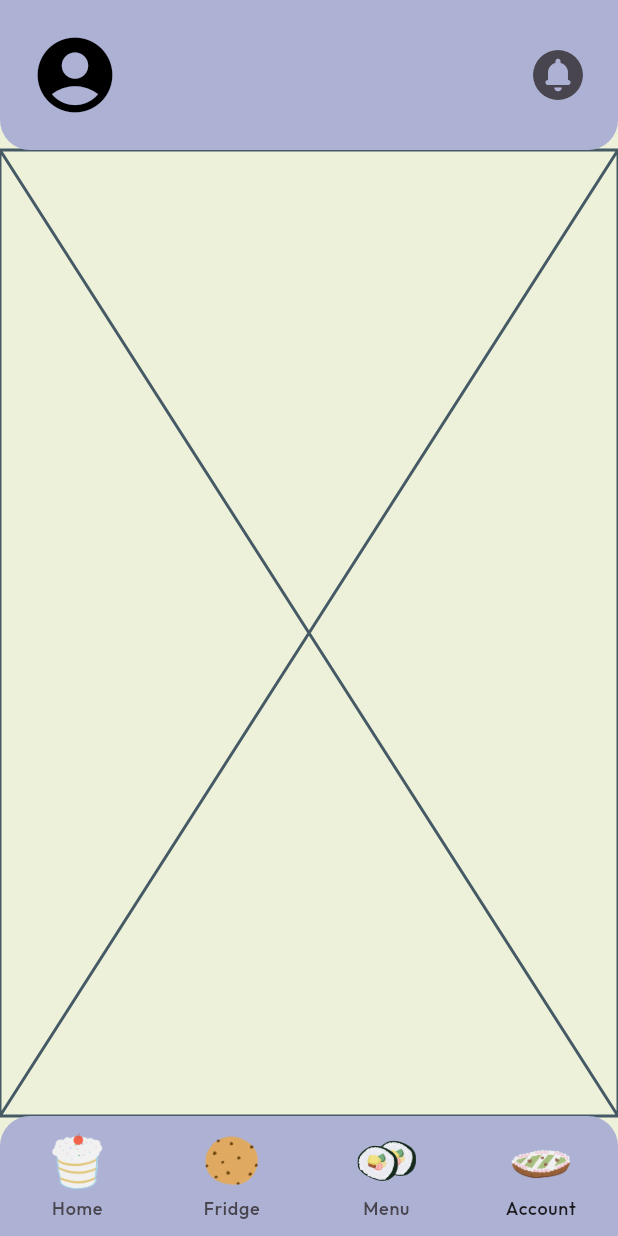
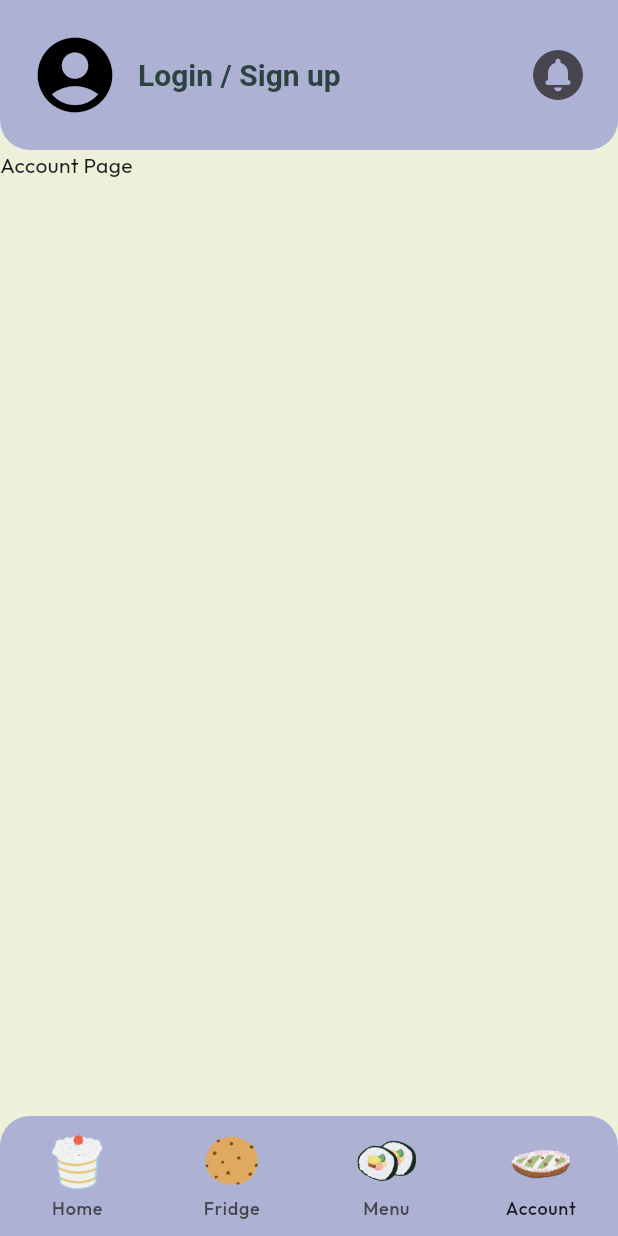
Before and after one commit to ttaaeee69/Freshly, a Flutter app: the screen it shows after launch, item 4 of the bottom bar chosen, on a phone screen of 412 x 824 dp. Run offline on Flutter 3.47's test engine with Material 3 defaults, Android fonts, the phone set to English and light mode, and no system bars; our stand-ins replace google_fonts, hexcolor.

Commit message:
create account page and connect to BottomNavBar

```diff
--- a/freshly/lib/main.dart
+++ b/freshly/lib/main.dart
@@ -4,6 +4,7 @@ import 'package:google_fonts/google_fonts.dart';
 import 'pages/home_page.dart';
 import 'pages/fridge_page.dart';
 import 'pages/menu_page.dart';
+import 'pages/account_page.dart';
 
 void main() {
   runApp(const Freshly());
@@ -115,6 +116,14 @@ class _PageNavigatorState extends State<PageNavigator> {
                     fontWeight: FontWeight.bold,
                   ),
                 ),
+              if (_selectedIndex == 3)
+                const Text(
+                  "Login / Sign up",
+                  style: TextStyle(
+                    fontSize: 20,
+                    fontWeight: FontWeight.bold,
+                  ),
+                ),
             ],
           ),
         ),
@@ -188,7 +197,7 @@ class _PageNavigatorState extends State<PageNavigator> {
           HomePage(),
           FridgePage(),
           MenuPage(),
-          Placeholder(),
+          AccountPage(),
         ],
       ),
     );
--- /dev/null
+++ b/freshly/lib/pages/account_page.dart
@@ -0,0 +1,10 @@
+import 'package:flutter/material.dart';
+
+class AccountPage extends StatelessWidget {
+  const AccountPage({super.key});
+
+  @override
+  Widget build(BuildContext context) {
+    return const Text("Account Page");
+  }
+}
```
